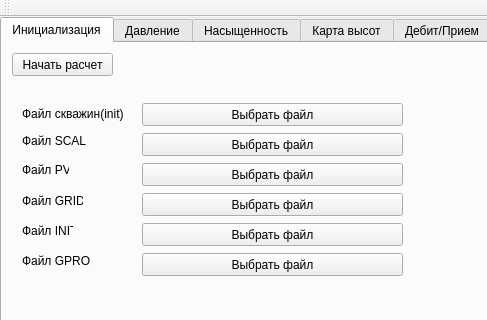
klast/simple_solver, file mainwindow.ui: the form before one commit; both pictures show x 0 to 487 and y 0 to 320 of the 1104 by 636 pixel window.
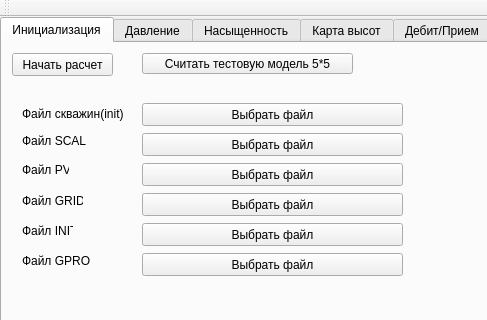
The form after the commit.

Patch:
```diff
--- a/mainwindow.ui
+++ b/mainwindow.ui
@@ -202,6 +202,19 @@
        <string>Выбрать файл</string>
       </property>
      </widget>
+     <widget class="QPushButton" name="push_test_Button">
+      <property name="geometry">
+       <rect>
+        <x>140</x>
+        <y>10</y>
+        <width>211</width>
+        <height>21</height>
+       </rect>
+      </property>
+      <property name="text">
+       <string>Считать тестовую модель 5*5</string>
+      </property>
+     </widget>
     </widget>
     <widget class="QWidget" name="pressure_animation">
      <attribute name="title">
```
